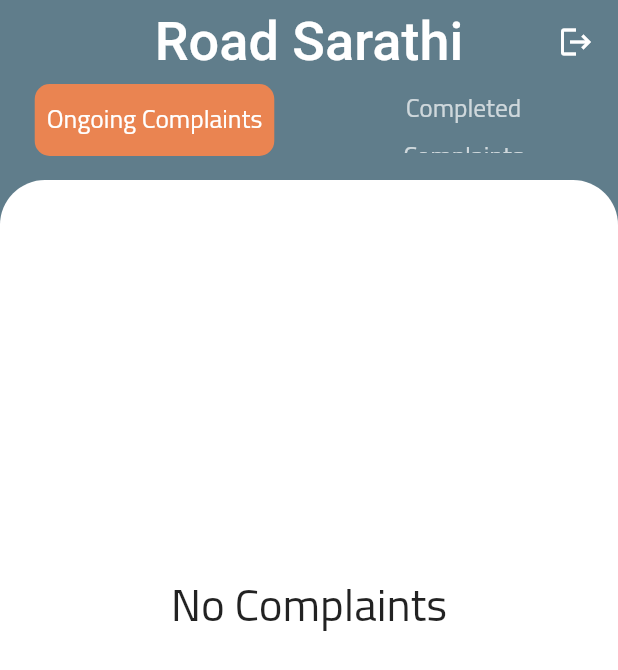
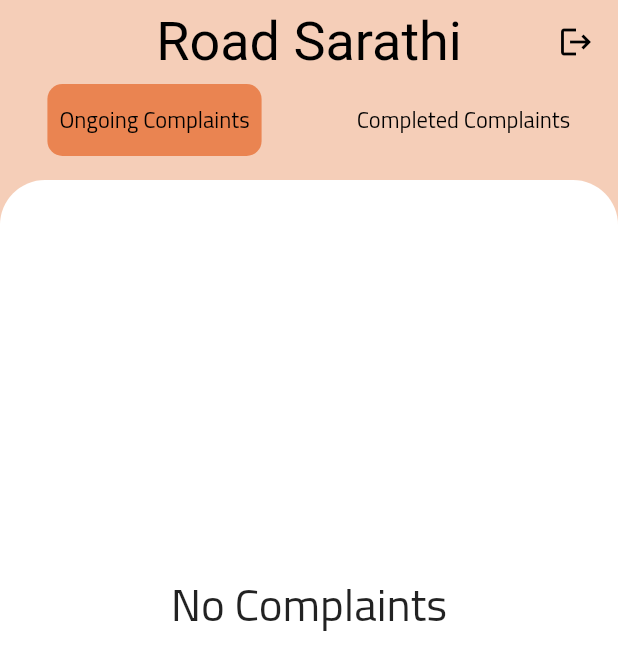
Before and after one commit to hchauhan7816/Road-Sarathi, a Flutter app: the GovConversationRooms screen opened directly, on a phone screen of 412 x 824 dp. Shown: the top 670 px of the screen. Run offline on Flutter 3.47's test engine with Material 2 defaults, Android fonts, the phone set to English and light mode, and no system bars; our stand-ins replace cached_network_image, cloud_firestore, firebase_auth, firebase_core, firebase_storage, flutter_screenutil and 4 more; missing offline and left inert: flutter_dropdown_x; accounts and stored records are empty.

Commit message:
color and minor changes

```diff
--- a/lib/Config/palette.dart
+++ b/lib/Config/palette.dart
@@ -5,4 +5,6 @@ class Palette {
   static const Color darkerGrey = Color(0xff9E9E9E);
   static const Color darkPurple = Color(0xff0e2834);
   static const Color orange = Color(0xffea8451);
+  static const kActiveIconColor = Color(0xFFE68342);
+  static const Color peach = Color(0xFFF5CEB8);
 }
--- a/lib/Config/themes.dart
+++ b/lib/Config/themes.dart
@@ -5,22 +5,24 @@ import 'package:sadak/Config/palette.dart';
 
 class Themes {
   final lightTheme = ThemeData(
-    primarySwatch: Colors.blueGrey,
+    // primarySwatch: Colors.,
     fontFamily: "Cairo",
     // primaryColor: Colors.white,
     // disabledColor: Colors.grey,
     // cardColor: Colors.white,
     // canvasColor: Colors.white,
     // fontFamily: Devfest.googleSansFamily,
-    // brightness: Brightness.light,
+    brightness: Brightness.light,
     appBarTheme: AppBarTheme(
       elevation: 0,
+      backgroundColor: Palette.peach,
+      iconTheme: IconThemeData(color: Colors.black),
       // backgroundColor: Colors.white,
-      // titleTextStyle: TextStyle(
-      //   color: Colors.black,
-      //   fontSize: 55.sp,
-      //   fontWeight: FontWeight.w500,
-      // ),
+      titleTextStyle: TextStyle(
+        color: Colors.black,
+        //   fontSize: 55.sp,
+        //   fontWeight: FontWeight.w500,
+      ),
     ),
   );
 
--- a/lib/Modal/chatroom_map.dart
+++ b/lib/Modal/chatroom_map.dart
@@ -5,7 +5,6 @@ class ChatroomModal with ChangeNotifier {
   String authority;
   String chatroomId;
   String title;
-  String location;
   bool completed;
   bool isWithHigher;
   DateTime dueDate;
@@ -16,7 +15,6 @@ class ChatroomModal with ChangeNotifier {
     required this.authority,
     required this.chatroomId,
     required this.title,
-    required this.location,
     required this.isWithHigher,
     required this.completed,
     required this.dueDate,
@@ -29,7 +27,6 @@ class ChatroomModal with ChangeNotifier {
       chatroomId: parsedJson['chatroomId'] ?? '',
       title: parsedJson['title'] ?? '',
       isWithHigher: parsedJson['isWithHigher'] ?? '',
-      location: parsedJson['location'] ?? '',
       completed: parsedJson['completed'] ?? '',
       dueDate: parsedJson['dueDate'].toDate() ?? '',
     );
@@ -41,7 +38,6 @@ class ChatroomModal with ChangeNotifier {
         "chatroomId": chatroomId,
         "title": title,
         "isWithHigher": isWithHigher,
-        "location": location,
         "completed": completed,
         "dueDate": dueDate, //DateTime.now().add(const Duration(days: 60)),
       };
--- a/lib/Pages/Conversation Rooms/Widgets/tabbar.dart
+++ b/lib/Pages/Conversation Rooms/Widgets/tabbar.dart
@@ -6,18 +6,22 @@ TabBar conversationRoomsTabBar() {
   return TabBar(
     indicatorSize: TabBarIndicatorSize.label,
     indicator: ShapeDecoration(
-        color: Palette.orange,
-        shape: RoundedRectangleBorder(borderRadius: BorderRadius.circular(10))),
+      color: Palette.orange,
+      shape: RoundedRectangleBorder(borderRadius: BorderRadius.circular(10)),
+    ),
     isScrollable: false,
     labelStyle: TextStyle(fontSize: 45.sp),
-    tabs: <Widget>[
+    tabs: const <Widget>[
       Tab(
         child: Padding(
           padding: EdgeInsets.symmetric(horizontal: 8),
           child: Text(
             "Ongoing Complaints",
             textAlign: TextAlign.center,
-            style: TextStyle(fontSize: 17),
+            style: TextStyle(
+              fontSize: 15,
+              color: Colors.black,
+            ),
           ),
         ),
       ),
@@ -27,7 +31,10 @@ TabBar conversationRoomsTabBar() {
           child: Text(
             "Completed Complaints",
             textAlign: TextAlign.center,
-            style: TextStyle(fontSize: 17),
+            style: TextStyle(
+              fontSize: 15,
+              color: Colors.black,
+            ),
           ),
         ),
       ),
@@ -43,14 +50,17 @@ TabBar userLocalGovConversationRoomsTabBar() {
         shape: RoundedRectangleBorder(borderRadius: BorderRadius.circular(10))),
     isScrollable: false,
     labelStyle: TextStyle(fontSize: 45.sp),
-    tabs: <Widget>[
+    tabs: const <Widget>[
       Tab(
         child: Padding(
           padding: EdgeInsets.symmetric(horizontal: 8),
           child: Text(
             "Ongoing Complaints",
             textAlign: TextAlign.center,
-            style: TextStyle(fontSize: 15),
+            style: TextStyle(
+              fontSize: 15,
+              color: Colors.black,
+            ),
           ),
         ),
       ),
@@ -60,7 +70,10 @@ TabBar userLocalGovConversationRoomsTabBar() {
           child: Text(
             "Completed Complaints",
             textAlign: TextAlign.center,
-            style: TextStyle(fontSize: 15),
+            style: TextStyle(
+              fontSize: 15,
+              color: Colors.black,
+            ),
           ),
         ),
       ),
@@ -70,7 +83,10 @@ TabBar userLocalGovConversationRoomsTabBar() {
           child: Text(
             "Transfered Complaints",
             textAlign: TextAlign.center,
-            style: TextStyle(fontSize: 15),
+            style: TextStyle(
+              fontSize: 15,
+              color: Colors.black,
+            ),
           ),
         ),
       ),
--- a/lib/Pages/Conversation Rooms/conversation_rooms.dart
+++ b/lib/Pages/Conversation Rooms/conversation_rooms.dart
@@ -3,6 +3,7 @@ import 'package:flutter/material.dart';
 import 'package:flutter_screenutil/flutter_screenutil.dart';
 import 'package:get/get.dart';
 import 'package:sadak/Config/constants.dart';
+import 'package:sadak/Config/palette.dart';
 import 'package:sadak/Config/text_styles.dart';
 import 'package:sadak/Modal/users.dart';
 import 'package:sadak/Pages/Chat%20Screen/Widgets/tiles.dart';
@@ -42,7 +43,7 @@ class GovConversationRooms extends StatelessWidget {
             // Icon(Icons.directions_car, size: 350),
           ],
         ),
-        backgroundColor: Colors.blueGrey,
+        backgroundColor: Palette.peach,
         appBar: govConversationRoomsAppBar(
           context,
           tabBar: conversationRoomsTabBar(),
--- a/lib/Pages/Conversation Rooms/user_higher_conversation_rooms.dart
+++ b/lib/Pages/Conversation Rooms/user_higher_conversation_rooms.dart
@@ -3,6 +3,7 @@ import 'package:flutter/material.dart';
 import 'package:flutter_screenutil/flutter_screenutil.dart';
 import 'package:get/get.dart';
 import 'package:sadak/Config/constants.dart';
+import 'package:sadak/Config/palette.dart';
 import 'package:sadak/Config/text_styles.dart';
 import 'package:sadak/Modal/users.dart';
 import 'package:sadak/Pages/Chat%20Screen/Widgets/tiles.dart';
@@ -42,7 +43,7 @@ class UserHigherConversationRooms extends StatelessWidget {
             // Icon(Icons.directions_car, size: 350),
           ],
         ),
-        backgroundColor: Colors.blueGrey,
+        backgroundColor: Palette.peach,
         appBar: userConversationRoomsAppBar(
           context,
           tabBar: conversationRoomsTabBar(),
--- a/lib/Pages/Conversation Rooms/user_local_conversation_rooms.dart
+++ b/lib/Pages/Conversation Rooms/user_local_conversation_rooms.dart
@@ -43,7 +43,7 @@ class UserConversationRooms extends StatelessWidget {
               // Icon(Icons.directions_car, size: 350),
             ],
           ),
-          backgroundColor: Colors.blueGrey,
+          backgroundColor: Palette.peach,
           appBar: userConversationRoomsAppBar(
             context,
             tabBar: userLocalGovConversationRoomsTabBar(),
--- a/lib/Pages/Home Page/Widgets/navigatorbar.dart
+++ b/lib/Pages/Home Page/Widgets/navigatorbar.dart
@@ -20,7 +20,7 @@ class BottomNavBar extends StatelessWidget {
               style: GoogleFonts.roboto(
                 fontSize: 25,
                 fontWeight: FontWeight.w900,
-                height: 1,
+                height: 1.2,
               ),
             ),
             Text(
--- a/lib/Pages/Home Page/home.dart
+++ b/lib/Pages/Home Page/home.dart
@@ -139,7 +139,7 @@ class _HomePageState extends State<HomePage> {
                 Container(
                   height: size.height * .45,
                   decoration: const BoxDecoration(
-                    color: Color(0xFFF5CEB8),
+                    color: Palette.peach,
                     image: DecorationImage(
                         alignment: Alignment.centerLeft,
                         image: //AssetImage("assets/img/welcome.png")),
--- a/lib/Services/Controllers/auth_controller.dart
+++ b/lib/Services/Controllers/auth_controller.dart
@@ -314,7 +314,6 @@ class FirebaseHelper extends GetxController {
             chatroomId: chatroomId,
             title: chatroomList[i].title,
             isWithHigher: true,
-            location: chatroomList[i].location,
             completed: false,
             dueDate: DateTime.now().add(const Duration(days: 120)));
 
```
Also changed, not shown: lib/Pages/Chat Screen/Widgets/tiles.dart (+44 -40 lines), lib/Pages/Chat Screen/chat_screen.dart (+21 -12 lines), lib/Pages/Complaint Page/complaint.dart (+45 -30 lines).
